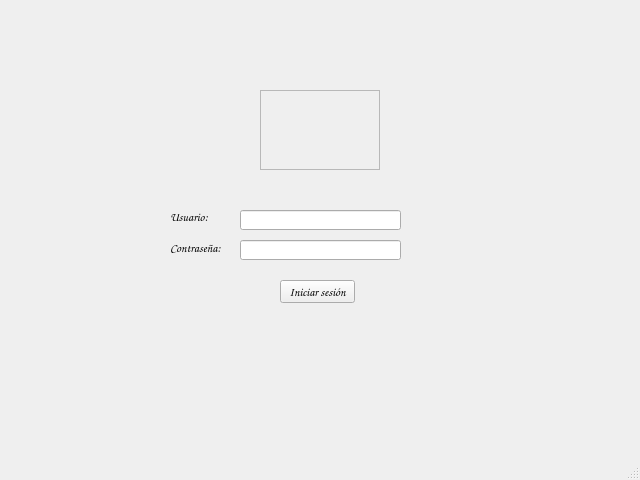
Above: Interfaz/Interfaz.ui from Proyecto-PAV/ProyectoDSI before the change. Below: the same form after it.
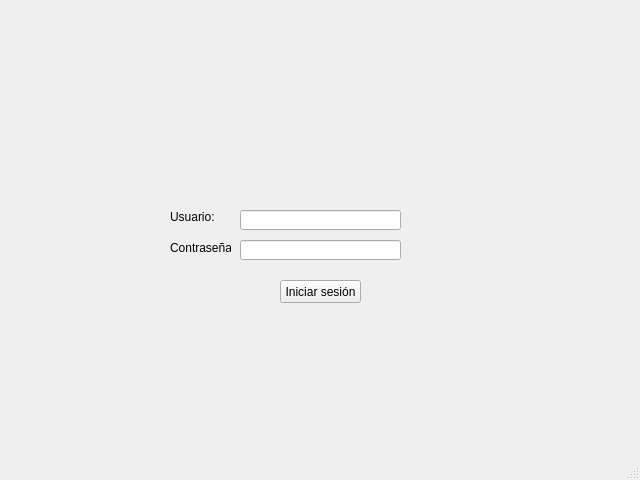
That is the form after the change. Icons and pictures are not drawn.

```diff
--- a/Interfaz/Interfaz.ui
+++ b/Interfaz/Interfaz.ui
@@ -42,10 +42,15 @@
      <rect>
       <x>280</x>
       <y>280</y>
-      <width>75</width>
+      <width>81</width>
       <height>23</height>
      </rect>
     </property>
+    <property name="font">
+     <font>
+      <family>Arial</family>
+     </font>
+    </property>
     <property name="text">
      <string>Iniciar sesión</string>
     </property>
@@ -59,6 +64,11 @@
       <height>13</height>
      </rect>
     </property>
+    <property name="font">
+     <font>
+      <family>Arial</family>
+     </font>
+    </property>
     <property name="text">
      <string>Usuario:</string>
     </property>
@@ -72,6 +82,11 @@
       <height>16</height>
      </rect>
     </property>
+    <property name="font">
+     <font>
+      <family>Arial</family>
+     </font>
+    </property>
     <property name="text">
      <string>Contraseña:</string>
     </property>
@@ -102,35 +117,6 @@
      <string/>
     </property>
    </widget>
-   <widget class="QFrame" name="frame">
-    <property name="geometry">
-     <rect>
-      <x>260</x>
-      <y>90</y>
-      <width>120</width>
-      <height>80</height>
-     </rect>
-    </property>
-    <property name="styleSheet">
-     <string notr="true">background: url(museo_esp)</string>
-    </property>
-    <property name="frameShape">
-     <enum>QFrame::StyledPanel</enum>
-    </property>
-    <property name="frameShadow">
-     <enum>QFrame::Raised</enum>
-    </property>
-   </widget>
-  </widget>
-  <widget class="QMenuBar" name="menubar">
-   <property name="geometry">
-    <rect>
-     <x>0</x>
-     <y>0</y>
-     <width>640</width>
-     <height>21</height>
-    </rect>
-   </property>
   </widget>
   <widget class="QStatusBar" name="statusbar"/>
  </widget>
```
Left out of the diff: 16 changed lines with no effect on the pictures.
